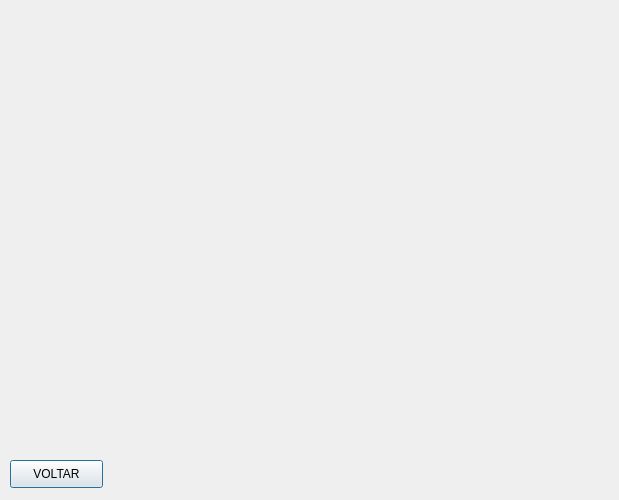
Before: the Qt Designer form TELA_LISTA_FILMES.ui in Josmateussilva0110/PROJETO_POO, drawn with Qt 5.
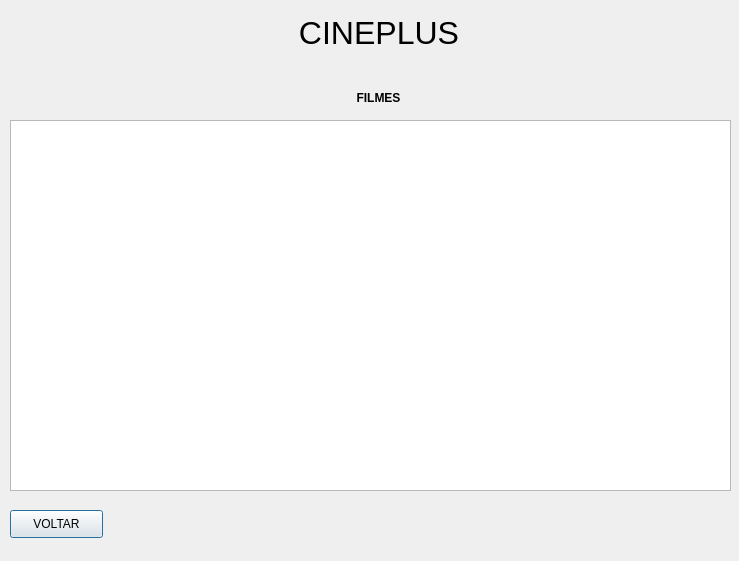
After: the same form once the commit is applied.

Commit message: Feito e funcional a tela de ver todos os filmes

Diff of the .ui file:
```diff
--- a/TELA_LISTA_FILMES.ui
+++ b/TELA_LISTA_FILMES.ui
@@ -6,8 +6,8 @@
    <rect>
     <x>0</x>
     <y>0</y>
-    <width>619</width>
-    <height>500</height>
+    <width>739</width>
+    <height>561</height>
    </rect>
   </property>
   <property name="windowTitle">
@@ -17,7 +17,7 @@
    <property name="geometry">
     <rect>
      <x>10</x>
-     <y>460</y>
+     <y>510</y>
      <width>93</width>
      <height>28</height>
     </rect>
@@ -26,6 +26,42 @@
     <string>VOLTAR</string>
    </property>
   </widget>
+  <widget class="QListView" name="listView">
+   <property name="geometry">
+    <rect>
+     <x>10</x>
+     <y>120</y>
+     <width>721</width>
+     <height>371</height>
+    </rect>
+   </property>
+  </widget>
+  <widget class="QLabel" name="label_2">
+   <property name="geometry">
+    <rect>
+     <x>320</x>
+     <y>90</y>
+     <width>117</width>
+     <height>16</height>
+    </rect>
+   </property>
+   <property name="text">
+    <string>&lt;html&gt;&lt;head/&gt;&lt;body&gt;&lt;p align=&quot;center&quot;&gt;&lt;span style=&quot; font-weight:600;&quot;&gt;FILMES&lt;/span&gt;&lt;/p&gt;&lt;/body&gt;&lt;/html&gt;</string>
+   </property>
+  </widget>
+  <widget class="QLabel" name="label">
+   <property name="geometry">
+    <rect>
+     <x>290</x>
+     <y>10</y>
+     <width>178</width>
+     <height>48</height>
+    </rect>
+   </property>
+   <property name="text">
+    <string>&lt;html&gt;&lt;head/&gt;&lt;body&gt;&lt;p align=&quot;center&quot;&gt;&lt;span style=&quot; font-size:24pt;&quot;&gt;CINEPLUS&lt;/span&gt;&lt;/p&gt;&lt;/body&gt;&lt;/html&gt;</string>
+   </property>
+  </widget>
  </widget>
  <resources/>
  <connections/>
```
The commit also changes 26 other files.
